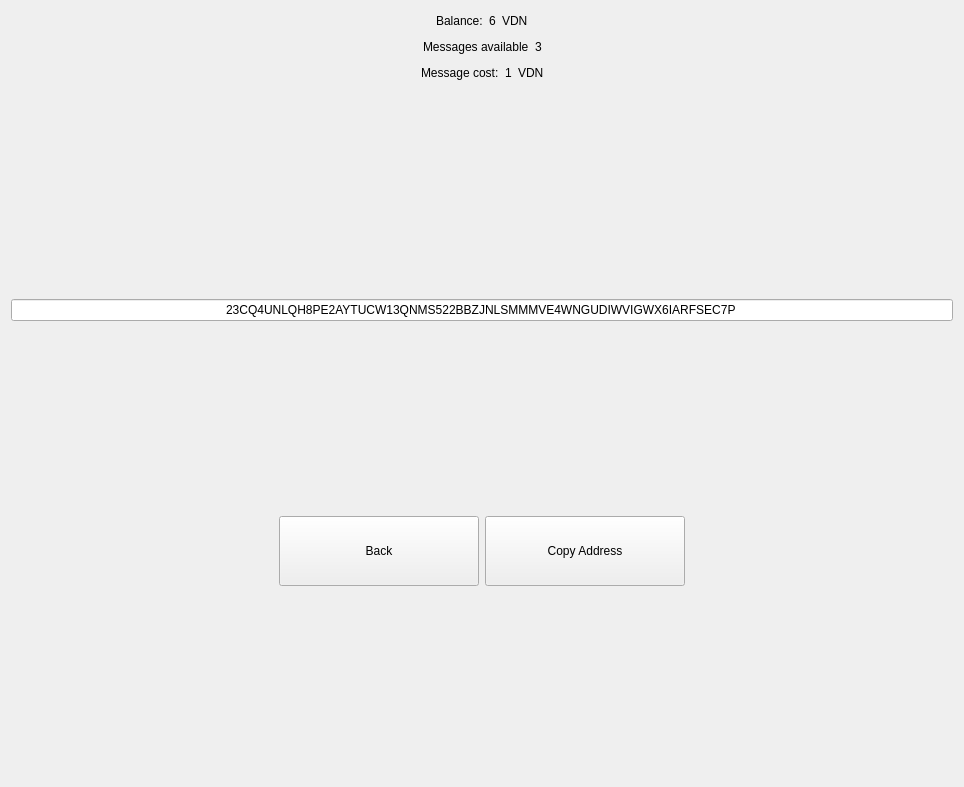
Old version of the form src/vedaEMailClient/balance_f.ui in the repository vedatech/Veda_platform.
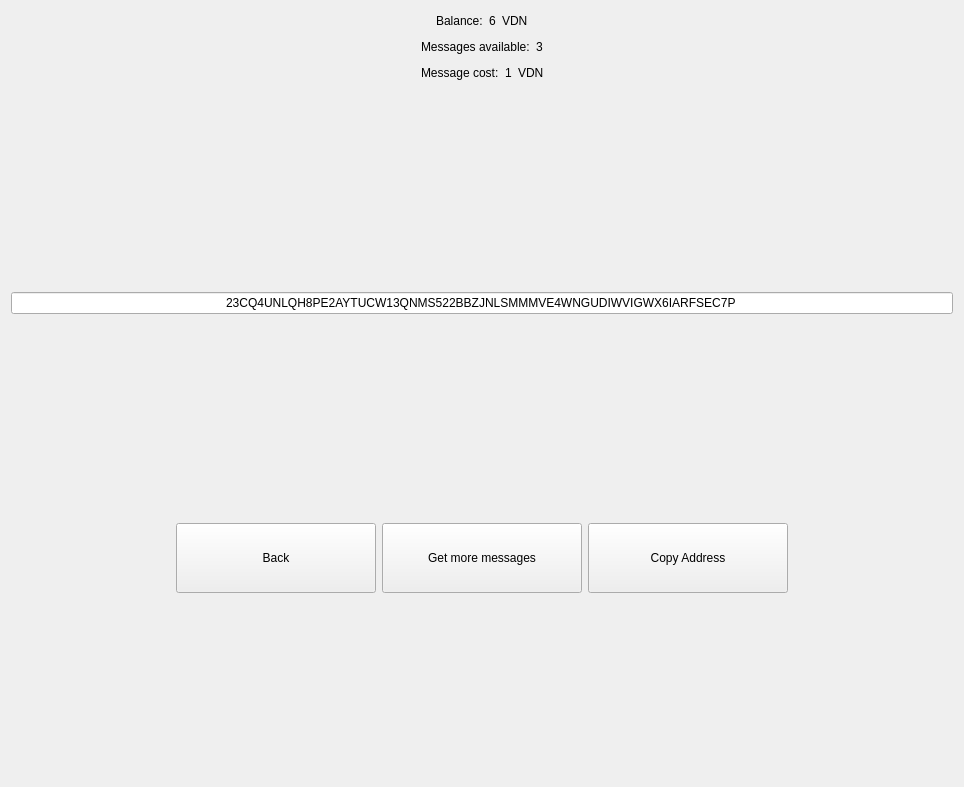
New version of the form.

Diff of the .ui file:
```diff
--- a/src/vedaEMailClient/balance_f.ui
+++ b/src/vedaEMailClient/balance_f.ui
@@ -99,7 +99,7 @@
          <item>
           <widget class="QLabel" name="label_4">
            <property name="text">
-            <string>Messages available</string>
+            <string>Messages available:</string>
            </property>
           </widget>
          </item>
@@ -247,6 +247,16 @@
        </property>
       </spacer>
      </item>
+     <item>
+      <widget class="QLabel" name="error_label">
+       <property name="text">
+        <string/>
+       </property>
+       <property name="alignment">
+        <set>Qt::AlignCenter</set>
+       </property>
+      </widget>
+     </item>
      <item>
       <layout class="QHBoxLayout" name="horizontalLayout_4">
        <item>
@@ -275,6 +285,19 @@
          </property>
         </widget>
        </item>
+       <item>
+        <widget class="QPushButton" name="getMoreMessages_Button">
+         <property name="minimumSize">
+          <size>
+           <width>200</width>
+           <height>70</height>
+          </size>
+         </property>
+         <property name="text">
+          <string>Get more messages</string>
+         </property>
+        </widget>
+       </item>
        <item>
         <widget class="QPushButton" name="pushButton_2">
          <property name="minimumSize">
```
Left out of the diff: 8 changed lines with no effect on the pictures.
